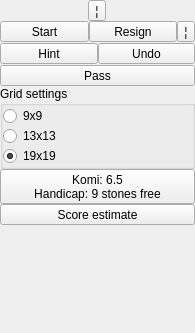
Above: qt/qtgo/qtgo/GameSettings.ui from alecs1/home before the change. Below: the same form after it.
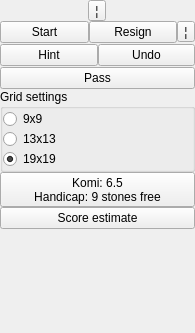
That is the form after the change.

Patch:
```diff
--- a/qt/qtgo/qtgo/GameSettings.ui
+++ b/qt/qtgo/qtgo/GameSettings.ui
@@ -208,7 +208,7 @@
           <enum>QLayout::SetNoConstraint</enum>
          </property>
          <item>
-          <widget class="QToolButton" name="launchButton">
+          <widget class="QPushButton" name="launchButton">
            <property name="sizePolicy">
             <sizepolicy hsizetype="MinimumExpanding" vsizetype="Preferred">
              <horstretch>0</horstretch>
@@ -221,7 +221,7 @@
           </widget>
          </item>
          <item>
-          <widget class="QToolButton" name="finishButton">
+          <widget class="QPushButton" name="finishButton">
            <property name="sizePolicy">
             <sizepolicy hsizetype="MinimumExpanding" vsizetype="Preferred">
              <horstretch>0</horstretch>
@@ -283,7 +283,7 @@
           <number>0</number>
          </property>
          <item>
-          <widget class="QToolButton" name="hintButton">
+          <widget class="QPushButton" name="hintButton">
            <property name="sizePolicy">
             <sizepolicy hsizetype="MinimumExpanding" vsizetype="Preferred">
              <horstretch>0</horstretch>
@@ -296,7 +296,7 @@
           </widget>
          </item>
          <item>
-          <widget class="QToolButton" name="undoButton">
+          <widget class="QPushButton" name="undoButton">
            <property name="sizePolicy">
             <sizepolicy hsizetype="MinimumExpanding" vsizetype="Preferred">
              <horstretch>0</horstretch>
@@ -311,7 +311,7 @@
         </layout>
        </item>
        <item row="5" column="0">
-        <widget class="QToolButton" name="passButton">
+        <widget class="QPushButton" name="passButton">
          <property name="sizePolicy">
           <sizepolicy hsizetype="MinimumExpanding" vsizetype="Preferred">
            <horstretch>0</horstretch>
@@ -343,7 +343,7 @@
       </widget>
      </item>
      <item row="9" column="0">
-      <widget class="QToolButton" name="scoreEstimateButton">
+      <widget class="QPushButton" name="scoreEstimateButton">
        <property name="sizePolicy">
         <sizepolicy hsizetype="MinimumExpanding" vsizetype="Fixed">
          <horstretch>0</horstretch>
```
